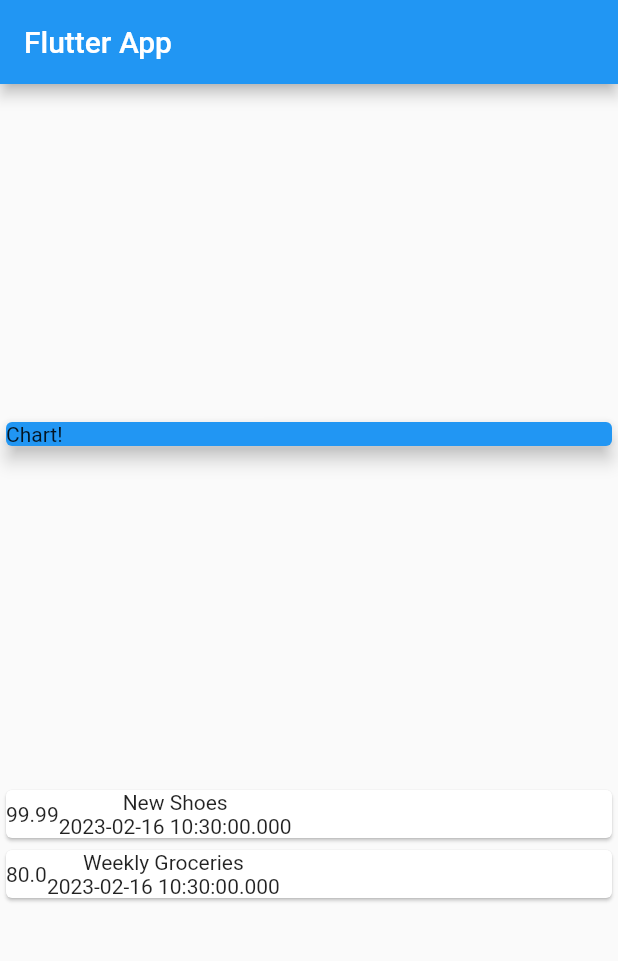
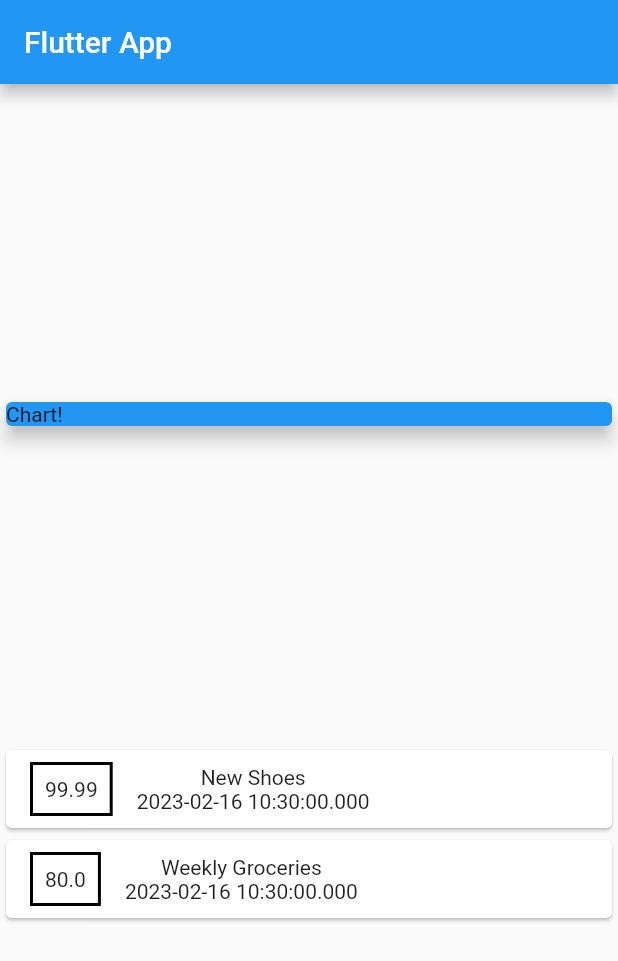
Before and after one commit to FadyFawzyOfficial/personal_expenses, a Flutter app: the screen it shows after launch, on a phone screen of 412 x 824 dp. Shown: the top 961 px of the screen. Run offline on Flutter 3.47's test engine with Material 2 defaults, Android fonts, the phone set to English and light mode, and no system bars.

Commit message:
1. Style a Container (that Contains the Transaction Amount)

```diff
--- a/lib/main.dart
+++ b/lib/main.dart
@@ -52,10 +52,21 @@ class MyHomePage extends StatelessWidget {
           ),
           Column(
             children: transactions
-                .map((transaction) => Card(
+                .map(
+                  (transaction) => Card(
                     child: Row(
                       children: [
-                          Text('${transaction.amount}'),
+                        Container(
+                          margin: const EdgeInsets.symmetric(
+                            horizontal: 16,
+                            vertical: 8,
+                          ),
+                          padding: const EdgeInsets.all(8),
+                          decoration: BoxDecoration(
+                            border: Border.all(width: 2),
+                          ),
+                          child: Text('${transaction.amount}'),
+                        ),
                         Column(
                           children: [
                             Text(transaction.title),
@@ -64,7 +75,8 @@ class MyHomePage extends StatelessWidget {
                         ),
                       ],
                     ),
-                    ))
+                  ),
+                )
                 .toList(),
           ),
         ],
```
Lines whose indentation alone changed are shown as unchanged.
